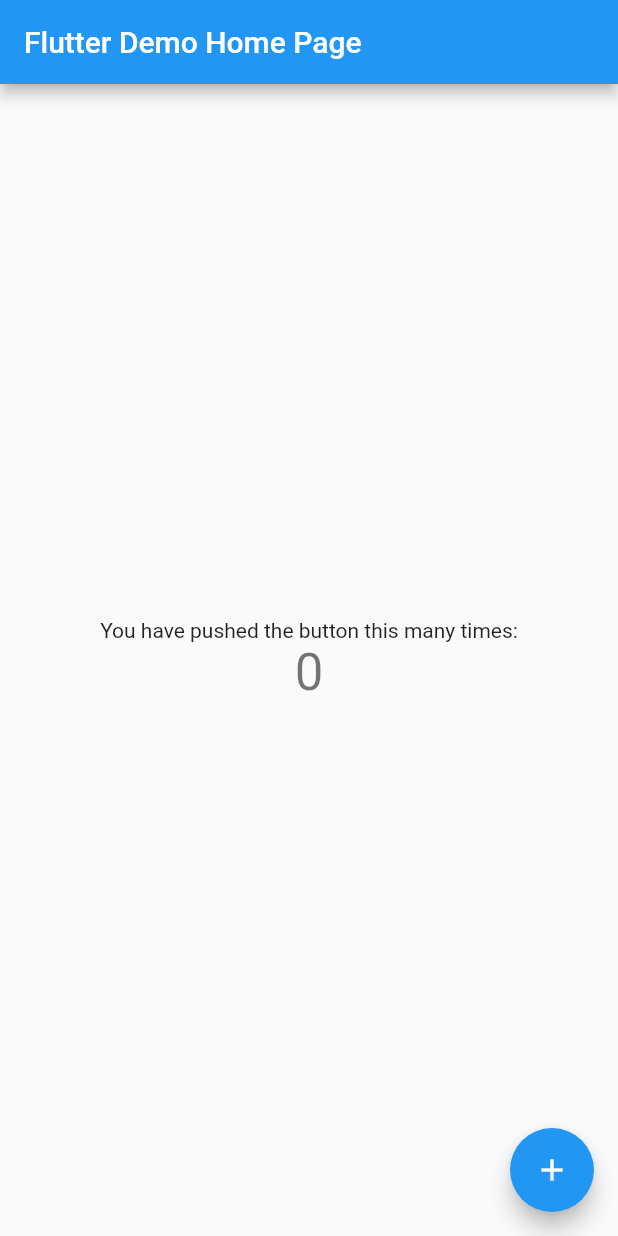
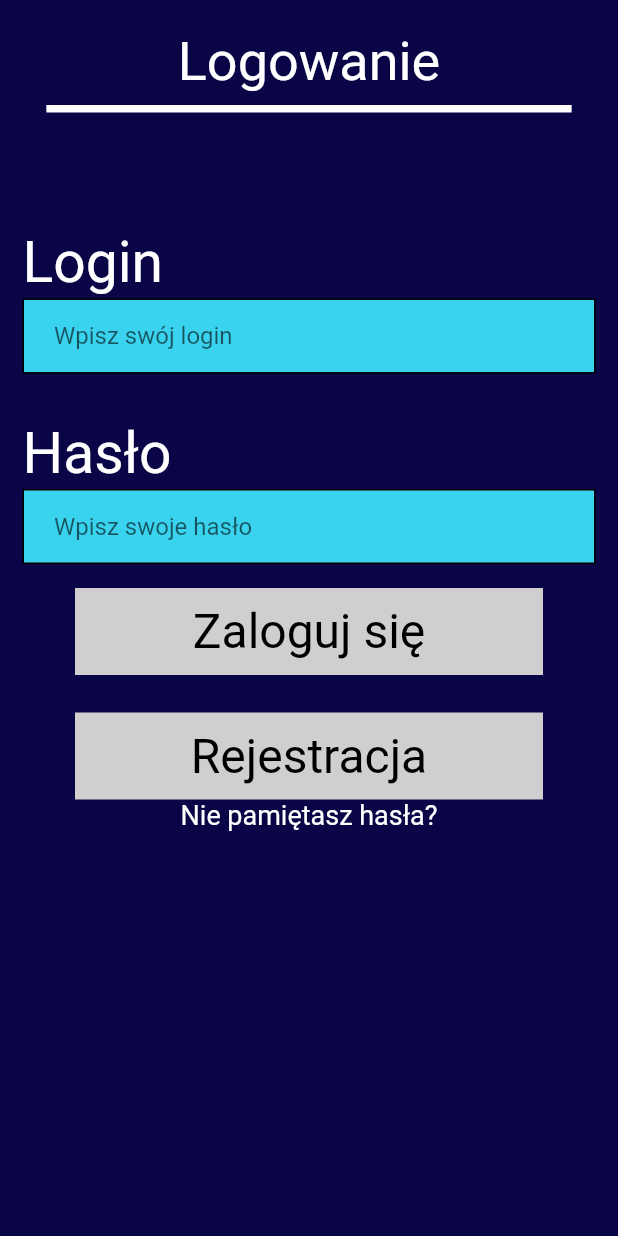
Before and after one commit to Wojberni/interactive-learning, a Flutter app: the screen it shows after launch, on a phone screen of 412 x 824 dp. Run offline on Flutter 3.47's test engine with Material 2 defaults, Android fonts, the light colour scheme and no system bars.

Commit message:
visual changes on the login screen

```diff
--- /dev/null
+++ b/mobile/lib/home_page.dart
@@ -0,0 +1,12 @@
+import 'package:flutter/cupertino.dart';
+
+class HomePage extends StatefulWidget{
+  const HomePage({super.key});
+
+  @override
+  State<StatefulWidget> createState() {
+    // TODO: implement createState
+    throw UnimplementedError();
+  }
+
+}
--- /dev/null
+++ b/mobile/lib/login_page.dart
@@ -0,0 +1,181 @@
+import 'package:flutter/material.dart';
+
+class LoginPage extends StatelessWidget {
+  const LoginPage({Key? key}) : super(key: key);
+
+  // This widget is the root of your application.
+  @override
+  Widget build(BuildContext context) {
+    return MaterialApp(
+        home: Scaffold(
+            resizeToAvoidBottomInset: false,
+            body:  SafeArea(
+              child: Center(
+                  child: Container (
+                      color: const Color(0xFF090546),
+                      child: Center(
+                        child: Column(
+                            children: [
+                              const Padding(
+                                padding: EdgeInsets.only(top:20),
+                                child: Text(
+                                  "Logowanie",
+                                  style: TextStyle(
+                                        fontSize: 36,
+                                        color: Colors.white
+                                  ),
+                                ),
+                              ),
+                               Padding(
+                                 padding: const EdgeInsets.all(8.0),
+                                 child: SizedBox(
+                                  height: 5,
+                                  width: MediaQuery.of(context).size.width * 0.85,
+                                  child: const DecoratedBox(
+                                    decoration: BoxDecoration(
+                                        color: Colors.white
+                                    ),
+                                  ),
+                              ),
+                               ),
+                              const SizedBox(height: 70),
+                              Padding(
+                                padding: const EdgeInsets.symmetric(
+                                    horizontal: 15
+                                ),
+                                child: SizedBox(
+                                  width: MediaQuery.of(context).size.width,
+                                  child: const Text(
+                                    'Login',
+                                    textAlign: TextAlign.left,
+                                    style: TextStyle(
+                                        color: Colors.white,
+                                        fontSize: 38
+                                    ),
+                                  ),
+                                ),
+                              ),
+                              Padding(
+                                padding: const EdgeInsets.symmetric(
+                                    horizontal: 15,
+                                    vertical: 1
+                                ),
+                                child: Container(
+                                  decoration: BoxDecoration(
+                                      color: const Color(0xFF39D3EF),
+                                      border: Border.all(color: Colors.black)
+                                  ),
+                                  child: const Padding(
+                                    padding: EdgeInsets.only(left: 20),
+                                    child: TextField(
+                                      obscureText: true,
+                                      decoration: InputDecoration(
+                                        border: InputBorder.none,
+                                        hintText: 'Wpisz swój login',
+                                      ),
+                                    ),
+                                  ),
+                                ),
+                              ),
+                              const SizedBox(height: 30),
+                              Padding(
+                                padding: const EdgeInsets.symmetric(
+                                    horizontal: 15
+                                ),
+                                child: SizedBox(
+                                    width: MediaQuery.of(context).size.width,
+                                    child: const Text(
+                                    'Hasło',
+                                    textAlign: TextAlign.left,
+                                    style: TextStyle(
+                                      color: Colors.white,
+                                      fontSize: 38
+                                    ),
+                                  ),
+                                ),
+                              ),
+                              Padding(
+                                padding: const EdgeInsets.symmetric(
+                                    horizontal: 15,
+                                    vertical: 1
+                                ),
+                                child: Container(
+                                  decoration: BoxDecoration(
+                                      color: const Color(0xFF39D3EF),
+                                      border: Border.all(color: Colors.black)
+                                  ),
+                                  child: const Padding(
+                                    padding: EdgeInsets.only(left: 20),
+                                    child: TextField(
+                                      obscureText: true,
+                                      decoration: InputDecoration(
+                                        border: InputBorder.none,
+                                        hintText: 'Wpisz swoje hasło',
+                                      ),
+                                    ),
+                                  ),
+                                ),
+                              ),
+                              const SizedBox(height: 15),
+                              Padding(
+                                padding: const EdgeInsets.symmetric(horizontal: 50),
+                                child: Container(
+                                  padding: const EdgeInsets.all(10),
+                                  decoration: const BoxDecoration(
+                                      color: Color(0xFFD0CECE),
+                                  ),
+                                  child: const Center(
+                                    child: Text(
+                                      'Zaloguj się',
+                                      style: TextStyle(
+                                            fontSize: 32,
+                                            color: Colors.black
+                                      ),
+                                    ),
+                                  ),
+                                ),
+                              ),
+                              const SizedBox(height: 25),
+                              Padding(
+                                padding: const EdgeInsets.symmetric(horizontal: 50),
+                                child: Container(
+                                  padding: const EdgeInsets.all(10),
+                                  decoration: const BoxDecoration(
+                                      color: Color(0xFFD0CECE),
+                                  ),
+                                  child: const Center(
+                                    child: Text(
+                                      'Rejestracja',
+                                      style: TextStyle(
+                                            fontSize: 32,
+                                            color: Colors.black
+                                      ),
+                                    ),
+                                  ),
+                                ),
+                              ),
+                              Padding(
+                                padding: const EdgeInsets.symmetric(
+                                    horizontal: 15
+                                ),
+                                child: SizedBox(
+                                  width: MediaQuery.of(context).size.width,
+                                  child: const Text(
+                                    'Nie pamiętasz hasła?',
+                                    textAlign: TextAlign.center,
+                                    style: TextStyle(
+                                        color: Colors.white,
+                                        fontSize: 18
+                                    ),
+                                  ),
+                                ),
+                              ),
+                            ]),
+                      )
+                  )
+              ),
+            )
+        )
+    );
+  }
+}
--- a/mobile/lib/main.dart
+++ b/mobile/lib/main.dart
@@ -1,115 +1,23 @@
 import 'package:flutter/material.dart';
+import 'package:mobile/home_page.dart';
+import 'package:mobile/login_page.dart';
 
 void main() {
-  runApp(const MyApp());
+  runApp(const InteractiveLearningApp());
 }
 
-class MyApp extends StatelessWidget {
-  const MyApp({super.key});
-
-  // This widget is the root of your application.
-  @override
-  Widget build(BuildContext context) {
-    return MaterialApp(
-      title: 'Flutter Demo',
-      theme: ThemeData(
-        // This is the theme of your application.
-        //
-        // Try running your application with "flutter run". You'll see the
-        // application has a blue toolbar. Then, without quitting the app, try
-        // changing the primarySwatch below to Colors.green and then invoke
-        // "hot reload" (press "r" in the console where you ran "flutter run",
-        // or simply save your changes to "hot reload" in a Flutter IDE).
-        // Notice that the counter didn't reset back to zero; the application
-        // is not restarted.
-        primarySwatch: Colors.blue,
-      ),
-      home: const MyHomePage(title: 'Flutter Demo Home Page'),
-    );
-  }
-}
-
-class MyHomePage extends StatefulWidget {
-  const MyHomePage({super.key, required this.title});
-
-  // This widget is the home page of your application. It is stateful, meaning
-  // that it has a State object (defined below) that contains fields that affect
-  // how it looks.
-
-  // This class is the configuration for the state. It holds the values (in this
-  // case the title) provided by the parent (in this case the App widget) and
-  // used by the build method of the State. Fields in a Widget subclass are
-  // always marked "final".
-
-  final String title;
-
-  @override
-  State<MyHomePage> createState() => _MyHomePageState();
-}
-
-class _MyHomePageState extends State<MyHomePage> {
-  int _counter = 0;
-
-  void _incrementCounter() {
-    setState(() {
-      // This call to setState tells the Flutter framework that something has
-      // changed in this State, which causes it to rerun the build method below
-      // so that the display can reflect the updated values. If we changed
-      // _counter without calling setState(), then the build method would not be
-      // called again, and so nothing would appear to happen.
-      _counter++;
-    });
-  }
+class InteractiveLearningApp extends StatelessWidget {
+  const InteractiveLearningApp({super.key});
 
   @override
   Widget build(BuildContext context) {
-    // This method is rerun every time setState is called, for instance as done
-    // by the _incrementCounter method above.
-    //
-    // The Flutter framework has been optimized to make rerunning build methods
-    // fast, so that you can just rebuild anything that needs updating rather
-    // than having to individually change instances of widgets.
-    return Scaffold(
-      appBar: AppBar(
-        // Here we take the value from the MyHomePage object that was created by
-        // the App.build method, and use it to set our appbar title.
-        title: Text(widget.title),
-      ),
-      body: Center(
-        // Center is a layout widget. It takes a single child and positions it
-        // in the middle of the parent.
-        child: Column(
-          // Column is also a layout widget. It takes a list of children and
-          // arranges them vertically. By default, it sizes itself to fit its
-          // children horizontally, and tries to be as tall as its parent.
-          //
-          // Invoke "debug painting" (press "p" in the console, choose the
-          // "Toggle Debug Paint" action from the Flutter Inspector in Android
-          // Studio, or the "Toggle Debug Paint" command in Visual Studio Code)
-          // to see the wireframe for each widget.
-          //
-          // Column has various properties to control how it sizes itself and
-          // how it positions its children. Here we use mainAxisAlignment to
-          // center the children vertically; the main axis here is the vertical
-          // axis because Columns are vertical (the cross axis would be
-          // horizontal).
-          mainAxisAlignment: MainAxisAlignment.center,
-          children: <Widget>[
-            const Text(
-              'You have pushed the button this many times:',
-            ),
-            Text(
-              '$_counter',
-              style: Theme.of(context).textTheme.headline4,
-            ),
-          ],
-        ),
-      ),
-      floatingActionButton: FloatingActionButton(
-        onPressed: _incrementCounter,
-        tooltip: 'Increment',
-        child: const Icon(Icons.add),
-      ), // This trailing comma makes auto-formatting nicer for build methods.
-    );
+    bool loggedIn = false;
+    if(!loggedIn) {
+      return const MaterialApp(home: LoginPage());
+    }
+    else {
+      return const HomePage();
+    }
   }
+
 }
```
Also changed, not shown: mobile/lib/registration_page.dart (added), 1 other file.
